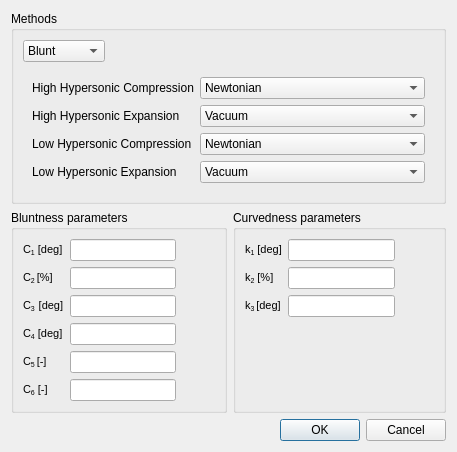
Before: the Qt Designer form sta-src/RAM/advancedselectionGUI.ui in Dwarf-Planet-Project/SpaceDesignTool, drawn with Qt 5.
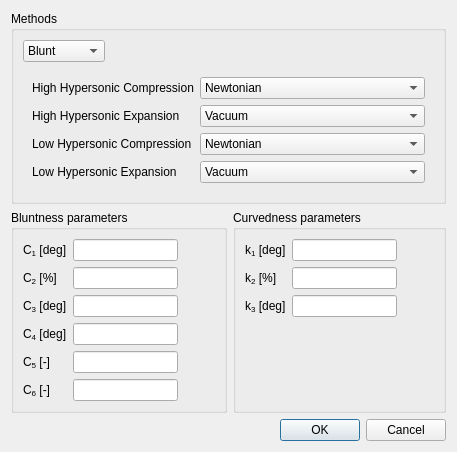
After: the same form once the commit is applied. The open tabs and pages were chosen to show the change.

```diff
--- a/sta-src/RAM/advancedselectionGUI.ui
+++ b/sta-src/RAM/advancedselectionGUI.ui
@@ -6,8 +6,8 @@
    <rect>
     <x>0</x>
     <y>0</y>
-    <width>413</width>
-    <height>439</height>
+    <width>407</width>
+    <height>427</height>
    </rect>
   </property>
   <property name="windowTitle">
@@ -729,74 +729,74 @@
        </property>
        <layout class="QGridLayout" name="gridLayout">
         <item row="0" column="1">
-         <widget class="QLineEdit" name="C1LineEdit"/>
+         <widget class="QLineEdit" name="C1LineEdit">
+          <property name="alignment">
+           <set>Qt::AlignRight|Qt::AlignTrailing|Qt::AlignVCenter</set>
+          </property>
+         </widget>
         </item>
         <item row="1" column="1">
-         <widget class="QLineEdit" name="C2LineEdit"/>
+         <widget class="QLineEdit" name="C2LineEdit">
+          <property name="alignment">
+           <set>Qt::AlignRight|Qt::AlignTrailing|Qt::AlignVCenter</set>
+          </property>
+         </widget>
         </item>
         <item row="0" column="0">
          <widget class="QLabel" name="label">
           <property name="text">
-           <string>&lt;!DOCTYPE HTML PUBLIC &quot;-//W3C//DTD HTML 4.0//EN&quot; &quot;http://www.w3.org/TR/REC-html40/strict.dtd&quot;&gt;
-&lt;html&gt;&lt;head&gt;&lt;meta name=&quot;qrichtext&quot; content=&quot;1&quot; /&gt;&lt;style type=&quot;text/css&quot;&gt;
-p, li { white-space: pre-wrap; }
-&lt;/style&gt;&lt;/head&gt;&lt;body style=&quot; font-family:'MS Shell Dlg 2'; font-size:8.25pt; font-weight:400; font-style:normal;&quot;&gt;
-&lt;p style=&quot; margin-top:0px; margin-bottom:0px; margin-left:0px; margin-right:0px; -qt-block-indent:0; text-indent:0px;&quot;&gt;&lt;span style=&quot; font-size:8pt;&quot;&gt;C&lt;/span&gt;&lt;span style=&quot; font-size:8pt; vertical-align:sub;&quot;&gt;1&lt;/span&gt;&lt;span style=&quot; font-size:8pt;&quot;&gt; [deg]&lt;/span&gt;&lt;/p&gt;&lt;/body&gt;&lt;/html&gt;</string>
+           <string>C&lt;sub&gt;1&lt;/sub&gt; [deg]</string>
           </property>
          </widget>
         </item>
         <item row="1" column="0">
          <widget class="QLabel" name="label_2">
           <property name="text">
-           <string>&lt;!DOCTYPE HTML PUBLIC &quot;-//W3C//DTD HTML 4.0//EN&quot; &quot;http://www.w3.org/TR/REC-html40/strict.dtd&quot;&gt;
-&lt;html&gt;&lt;head&gt;&lt;meta name=&quot;qrichtext&quot; content=&quot;1&quot; /&gt;&lt;style type=&quot;text/css&quot;&gt;
-p, li { white-space: pre-wrap; }
-&lt;/style&gt;&lt;/head&gt;&lt;body style=&quot; font-family:'MS Shell Dlg 2'; font-size:8.25pt; font-weight:400; font-style:normal;&quot;&gt;
-&lt;p style=&quot; margin-top:0px; margin-bottom:0px; margin-left:0px; margin-right:0px; -qt-block-indent:0; text-indent:0px;&quot;&gt;&lt;span style=&quot; font-size:8pt;&quot;&gt;C&lt;/span&gt;&lt;span style=&quot; font-size:8pt; vertical-align:sub;&quot;&gt;2 &lt;/span&gt;&lt;span style=&quot; font-size:8pt;&quot;&gt;[%]&lt;/span&gt;&lt;/p&gt;&lt;/body&gt;&lt;/html&gt;</string>
+           <string>C&lt;sub&gt;2&lt;/sub&gt; [%]</string>
           </property>
          </widget>
         </item>
         <item row="2" column="1">
-         <widget class="QLineEdit" name="C3LineEdit"/>
+         <widget class="QLineEdit" name="C3LineEdit">
+          <property name="alignment">
+           <set>Qt::AlignRight|Qt::AlignTrailing|Qt::AlignVCenter</set>
+          </property>
+         </widget>
         </item>
         <item row="2" column="0">
          <widget class="QLabel" name="label_3">
           <property name="text">
-           <string>&lt;!DOCTYPE HTML PUBLIC &quot;-//W3C//DTD HTML 4.0//EN&quot; &quot;http://www.w3.org/TR/REC-html40/strict.dtd&quot;&gt;
-&lt;html&gt;&lt;head&gt;&lt;meta name=&quot;qrichtext&quot; content=&quot;1&quot; /&gt;&lt;style type=&quot;text/css&quot;&gt;
-p, li { white-space: pre-wrap; }
-&lt;/style&gt;&lt;/head&gt;&lt;body style=&quot; font-family:'MS Shell Dlg 2'; font-size:8.25pt; font-weight:400; font-style:normal;&quot;&gt;
-&lt;p style=&quot; margin-top:0px; margin-bottom:0px; margin-left:0px; margin-right:0px; -qt-block-indent:0; text-indent:0px;&quot;&gt;&lt;span style=&quot; font-size:8pt;&quot;&gt;C&lt;/span&gt;&lt;span style=&quot; font-size:8pt; vertical-align:sub;&quot;&gt;3  &lt;/span&gt;&lt;span style=&quot; font-size:8pt;&quot;&gt;[deg]&lt;/span&gt;&lt;/p&gt;&lt;/body&gt;&lt;/html&gt;</string>
+           <string>C&lt;sub&gt;3&lt;/sub&gt; [deg]</string>
           </property>
          </widget>
         </item>
         <item row="3" column="0">
          <widget class="QLabel" name="label_4">
           <property name="text">
-           <string>&lt;!DOCTYPE HTML PUBLIC &quot;-//W3C//DTD HTML 4.0//EN&quot; &quot;http://www.w3.org/TR/REC-html40/strict.dtd&quot;&gt;
-&lt;html&gt;&lt;head&gt;&lt;meta name=&quot;qrichtext&quot; content=&quot;1&quot; /&gt;&lt;style type=&quot;text/css&quot;&gt;
-p, li { white-space: pre-wrap; }
-&lt;/style&gt;&lt;/head&gt;&lt;body style=&quot; font-family:'MS Shell Dlg 2'; font-size:8.25pt; font-weight:400; font-style:normal;&quot;&gt;
-&lt;p style=&quot; margin-top:0px; margin-bottom:0px; margin-left:0px; margin-right:0px; -qt-block-indent:0; text-indent:0px;&quot;&gt;&lt;span style=&quot; font-size:8pt;&quot;&gt;C&lt;/span&gt;&lt;span style=&quot; font-size:8pt; vertical-align:sub;&quot;&gt;4&lt;/span&gt;&lt;span style=&quot; font-size:8pt;&quot;&gt; [deg]&lt;/span&gt;&lt;/p&gt;&lt;/body&gt;&lt;/html&gt;</string>
+           <string>C&lt;sub&gt;4&lt;/sub&gt; [deg]</string>
           </property>
          </widget>
         </item>
         <item row="4" column="0">
          <widget class="QLabel" name="label_5">
           <property name="text">
-           <string>&lt;!DOCTYPE HTML PUBLIC &quot;-//W3C//DTD HTML 4.0//EN&quot; &quot;http://www.w3.org/TR/REC-html40/strict.dtd&quot;&gt;
-&lt;html&gt;&lt;head&gt;&lt;meta name=&quot;qrichtext&quot; content=&quot;1&quot; /&gt;&lt;style type=&quot;text/css&quot;&gt;
-p, li { white-space: pre-wrap; }
-&lt;/style&gt;&lt;/head&gt;&lt;body style=&quot; font-family:'MS Shell Dlg 2'; font-size:8.25pt; font-weight:400; font-style:normal;&quot;&gt;
-&lt;p style=&quot; margin-top:0px; margin-bottom:0px; margin-left:0px; margin-right:0px; -qt-block-indent:0; text-indent:0px;&quot;&gt;&lt;span style=&quot; font-size:8pt;&quot;&gt;C&lt;/span&gt;&lt;span style=&quot; font-size:8pt; vertical-align:sub;&quot;&gt;5 &lt;/span&gt;&lt;span style=&quot; font-size:8pt;&quot;&gt;[-]&lt;/span&gt;&lt;/p&gt;&lt;/body&gt;&lt;/html&gt;</string>
+           <string>C&lt;sub&gt;5&lt;/sub&gt; [-]</string>
           </property>
          </widget>
         </item>
         <item row="3" column="1">
-         <widget class="QLineEdit" name="C4LineEdit"/>
+         <widget class="QLineEdit" name="C4LineEdit">
+          <property name="alignment">
+           <set>Qt::AlignRight|Qt::AlignTrailing|Qt::AlignVCenter</set>
+          </property>
+         </widget>
         </item>
         <item row="4" column="1">
-         <widget class="QLineEdit" name="C5LineEdit"/>
+         <widget class="QLineEdit" name="C5LineEdit">
+          <property name="alignment">
+           <set>Qt::AlignRight|Qt::AlignTrailing|Qt::AlignVCenter</set>
+          </property>
+         </widget>
         </item>
         <item row="0" column="2">
          <spacer name="horizontalSpacer">
@@ -827,16 +827,16 @@
         <item row="5" column="0">
          <widget class="QLabel" name="label_9">
           <property name="text">
-           <string>&lt;!DOCTYPE HTML PUBLIC &quot;-//W3C//DTD HTML 4.0//EN&quot; &quot;http://www.w3.org/TR/REC-html40/strict.dtd&quot;&gt;
-&lt;html&gt;&lt;head&gt;&lt;meta name=&quot;qrichtext&quot; content=&quot;1&quot; /&gt;&lt;style type=&quot;text/css&quot;&gt;
-p, li { white-space: pre-wrap; }
-&lt;/style&gt;&lt;/head&gt;&lt;body style=&quot; font-family:'MS Shell Dlg 2'; font-size:8.25pt; font-weight:400; font-style:normal;&quot;&gt;
-&lt;p style=&quot; margin-top:0px; margin-bottom:0px; margin-left:0px; margin-right:0px; -qt-block-indent:0; text-indent:0px;&quot;&gt;&lt;span style=&quot; font-size:8pt;&quot;&gt;C&lt;/span&gt;&lt;span style=&quot; font-size:8pt; vertical-align:sub;&quot;&gt;6&lt;/span&gt;&lt;span style=&quot; font-size:8pt;&quot;&gt; [-]&lt;/span&gt;&lt;/p&gt;&lt;/body&gt;&lt;/html&gt;</string>
+           <string>C&lt;sub&gt;6&lt;/sub&gt; [-]</string>
           </property>
          </widget>
         </item>
         <item row="5" column="1">
-         <widget class="QLineEdit" name="C6LineEdit"/>
+         <widget class="QLineEdit" name="C6LineEdit">
+          <property name="alignment">
+           <set>Qt::AlignRight|Qt::AlignTrailing|Qt::AlignVCenter</set>
+          </property>
+         </widget>
         </item>
        </layout>
       </widget>
@@ -848,10 +848,18 @@
        </property>
        <layout class="QGridLayout" name="gridLayout_2">
         <item row="0" column="1">
-         <widget class="QLineEdit" name="k1LineEdit"/>
+         <widget class="QLineEdit" name="k1LineEdit">
+          <property name="alignment">
+           <set>Qt::AlignRight|Qt::AlignTrailing|Qt::AlignVCenter</set>
+          </property>
+         </widget>
         </item>
         <item row="1" column="1">
-         <widget class="QLineEdit" name="k2LineEdit"/>
+         <widget class="QLineEdit" name="k2LineEdit">
+          <property name="alignment">
+           <set>Qt::AlignRight|Qt::AlignTrailing|Qt::AlignVCenter</set>
+          </property>
+         </widget>
         </item>
         <item row="3" column="1">
          <spacer name="verticalSpacer_2">
@@ -867,38 +875,30 @@
          </spacer>
         </item>
         <item row="2" column="1">
-         <widget class="QLineEdit" name="k3LineEdit"/>
+         <widget class="QLineEdit" name="k3LineEdit">
+          <property name="alignment">
+           <set>Qt::AlignRight|Qt::AlignTrailing|Qt::AlignVCenter</set>
+          </property>
+         </widget>
         </item>
         <item row="0" column="0">
          <widget class="QLabel" name="k1LineEdit_2">
           <property name="text">
-           <string>&lt;!DOCTYPE HTML PUBLIC &quot;-//W3C//DTD HTML 4.0//EN&quot; &quot;http://www.w3.org/TR/REC-html40/strict.dtd&quot;&gt;
-&lt;html&gt;&lt;head&gt;&lt;meta name=&quot;qrichtext&quot; content=&quot;1&quot; /&gt;&lt;style type=&quot;text/css&quot;&gt;
-p, li { white-space: pre-wrap; }
-&lt;/style&gt;&lt;/head&gt;&lt;body style=&quot; font-family:'MS Shell Dlg 2'; font-size:8.25pt; font-weight:400; font-style:normal;&quot;&gt;
-&lt;p style=&quot; margin-top:0px; margin-bottom:0px; margin-left:0px; margin-right:0px; -qt-block-indent:0; text-indent:0px;&quot;&gt;&lt;span style=&quot; font-size:8pt;&quot;&gt;k&lt;/span&gt;&lt;span style=&quot; font-size:8pt; vertical-align:sub;&quot;&gt;1&lt;/span&gt;&lt;span style=&quot; font-size:8pt;&quot;&gt; [deg]&lt;/span&gt;&lt;/p&gt;&lt;/body&gt;&lt;/html&gt;</string>
+           <string>k&lt;sub&gt;1&lt;/sub&gt; [deg]</string>
           </property>
          </widget>
         </item>
         <item row="1" column="0">
          <widget class="QLabel" name="k2LineEdit_2">
           <property name="text">
-           <string>&lt;!DOCTYPE HTML PUBLIC &quot;-//W3C//DTD HTML 4.0//EN&quot; &quot;http://www.w3.org/TR/REC-html40/strict.dtd&quot;&gt;
-&lt;html&gt;&lt;head&gt;&lt;meta name=&quot;qrichtext&quot; content=&quot;1&quot; /&gt;&lt;style type=&quot;text/css&quot;&gt;
-p, li { white-space: pre-wrap; }
-&lt;/style&gt;&lt;/head&gt;&lt;body style=&quot; font-family:'MS Shell Dlg 2'; font-size:8.25pt; font-weight:400; font-style:normal;&quot;&gt;
-&lt;p style=&quot; margin-top:0px; margin-bottom:0px; margin-left:0px; margin-right:0px; -qt-block-indent:0; text-indent:0px;&quot;&gt;&lt;span style=&quot; font-size:8pt;&quot;&gt;k&lt;/span&gt;&lt;span style=&quot; font-size:8pt; vertical-align:sub;&quot;&gt;2&lt;/span&gt;&lt;span style=&quot; font-size:8pt;&quot;&gt; [%]&lt;/span&gt;&lt;/p&gt;&lt;/body&gt;&lt;/html&gt;</string>
+           <string>k&lt;sub&gt;2&lt;/sub&gt; [%]</string>
           </property>
          </widget>
         </item>
         <item row="2" column="0">
          <widget class="QLabel" name="k3LineEdit_2">
           <property name="text">
-           <string>&lt;!DOCTYPE HTML PUBLIC &quot;-//W3C//DTD HTML 4.0//EN&quot; &quot;http://www.w3.org/TR/REC-html40/strict.dtd&quot;&gt;
-&lt;html&gt;&lt;head&gt;&lt;meta name=&quot;qrichtext&quot; content=&quot;1&quot; /&gt;&lt;style type=&quot;text/css&quot;&gt;
-p, li { white-space: pre-wrap; }
-&lt;/style&gt;&lt;/head&gt;&lt;body style=&quot; font-family:'MS Shell Dlg 2'; font-size:8.25pt; font-weight:400; font-style:normal;&quot;&gt;
-&lt;p style=&quot; margin-top:0px; margin-bottom:0px; margin-left:0px; margin-right:0px; -qt-block-indent:0; text-indent:0px;&quot;&gt;&lt;span style=&quot; font-size:8pt;&quot;&gt;k&lt;/span&gt;&lt;span style=&quot; font-size:8pt; vertical-align:sub;&quot;&gt;3 &lt;/span&gt;&lt;span style=&quot; font-size:8pt;&quot;&gt;[deg]&lt;/span&gt;&lt;/p&gt;&lt;/body&gt;&lt;/html&gt;</string>
+           <string>k&lt;sub&gt;3&lt;/sub&gt; [deg]</string>
           </property>
          </widget>
         </item>
```
Left out of the diff: 2 changed lines with no effect on the pictures.
